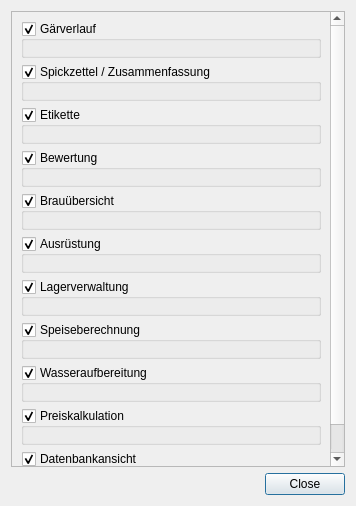
First picture: the form in kleiner-brauhelfer/dialogs/dlgmodule.ui, repository kleiner-brauhelfer/kleiner-brauhelfer-2, before the edit.
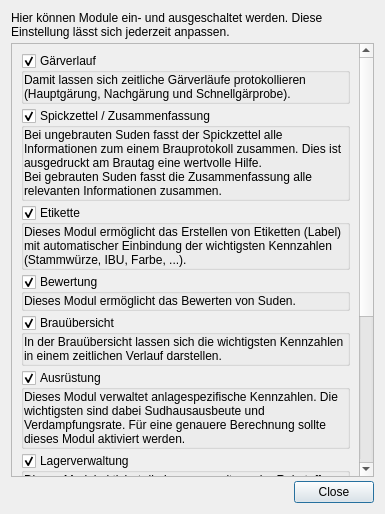
Second picture: the form after the edit.

```diff
--- a/kleiner-brauhelfer/dialogs/dlgmodule.ui
+++ b/kleiner-brauhelfer/dialogs/dlgmodule.ui
@@ -6,8 +6,8 @@
    <rect>
     <x>0</x>
     <y>0</y>
-    <width>356</width>
-    <height>506</height>
+    <width>385</width>
+    <height>514</height>
    </rect>
   </property>
   <property name="windowTitle">
@@ -15,8 +15,18 @@
   </property>
   <layout class="QVBoxLayout" name="verticalLayout_3">
    <property name="spacing">
-    <number>6</number>
+    <number>4</number>
    </property>
+   <item>
+    <widget class="QLabel" name="label_12">
+     <property name="text">
+      <string>Hier können Module ein- und ausgeschaltet werden. Diese Einstellung lässt sich jederzeit anpassen.</string>
+     </property>
+     <property name="wordWrap">
+      <bool>true</bool>
+     </property>
+    </widget>
+   </item>
    <item>
     <widget class="QScrollArea" name="scrollArea">
      <property name="widgetResizable">
@@ -27,13 +37,13 @@
        <rect>
         <x>0</x>
         <y>0</y>
-        <width>336</width>
-        <height>458</height>
+        <width>351</width>
+        <height>675</height>
        </rect>
       </property>
       <layout class="QVBoxLayout" name="verticalLayout_4">
        <property name="spacing">
-        <number>6</number>
+        <number>4</number>
        </property>
        <item>
         <widget class="QGroupBox" name="gbModuleGaerverlauf">
@@ -62,7 +72,10 @@
           <item>
            <widget class="QLabel" name="label">
             <property name="text">
-             <string/>
+             <string>Damit lassen sich zeitliche Gärverläufe protokollieren (Hauptgärung, Nachgärung und Schnellgärprobe).</string>
+            </property>
+            <property name="wordWrap">
+             <bool>true</bool>
             </property>
            </widget>
           </item>
@@ -96,7 +109,11 @@
           <item>
            <widget class="QLabel" name="label_2">
             <property name="text">
-             <string/>
+             <string>Bei ungebrauten Suden fasst der Spickzettel alle Informationen zum einem Brauprotokoll zusammen. Dies ist ausgedruckt am Brautag eine wertvolle Hilfe.
+Bei gebrauten Suden fasst die Zusammenfassung alle relevanten Informationen zusammen.</string>
+            </property>
+            <property name="wordWrap">
+             <bool>true</bool>
             </property>
            </widget>
           </item>
@@ -130,7 +147,10 @@
           <item>
            <widget class="QLabel" name="label_3">
             <property name="text">
-             <string/>
+             <string>Dieses Modul ermöglicht das Erstellen von Etiketten (Label) mit automatischer Einbindung der wichtigsten Kennzahlen (Stammwürze, IBU, Farbe, ...).</string>
+            </property>
+            <property name="wordWrap">
+             <bool>true</bool>
             </property>
            </widget>
           </item>
@@ -164,7 +184,10 @@
           <item>
            <widget class="QLabel" name="label_4">
             <property name="text">
-             <string/>
+             <string>Dieses Modul ermöglicht das Bewerten von Suden.</string>
+            </property>
+            <property name="wordWrap">
+             <bool>true</bool>
             </property>
            </widget>
           </item>
@@ -198,7 +221,10 @@
           <item>
            <widget class="QLabel" name="label_5">
             <property name="text">
-             <string/>
+             <string>In der Brauübersicht lassen sich die wichtigsten Kennzahlen in einem zeitlichen Verlauf darstellen.</string>
+            </property>
+            <property name="wordWrap">
+             <bool>true</bool>
             </property>
            </widget>
           </item>
@@ -232,7 +258,10 @@
           <item>
            <widget class="QLabel" name="label_6">
             <property name="text">
-             <string/>
+             <string>Dieses Modul verwaltet anlagespezifische Kennzahlen. Die wichtigsten sind dabei Sudhausausbeute und Verdampfungsrate. Für eine genauere Berechnung sollte dieses Modul aktiviert werden.</string>
+            </property>
+            <property name="wordWrap">
+             <bool>true</bool>
             </property>
            </widget>
           </item>
@@ -266,7 +295,10 @@
           <item>
            <widget class="QLabel" name="label_10">
             <property name="text">
-             <string/>
+             <string>Dieses Modul aktiviert die Lagerverwaltung der Rohstoffe. </string>
+            </property>
+            <property name="wordWrap">
+             <bool>true</bool>
             </property>
            </widget>
           </item>
@@ -300,7 +332,10 @@
           <item>
            <widget class="QLabel" name="label_11">
             <property name="text">
-             <string/>
+             <string>Dieses Modul aktiviert die Speiseberechnung für die Karbonisierung (Nachgärung).</string>
+            </property>
+            <property name="wordWrap">
+             <bool>true</bool>
             </property>
            </widget>
           </item>
@@ -334,7 +369,10 @@
           <item>
            <widget class="QLabel" name="label_7">
             <property name="text">
-             <string/>
+             <string>Dieses Modul hilft bei der Wasseraufbereitung und kalkuliert die Wasserprofile.</string>
+            </property>
+            <property name="wordWrap">
+             <bool>true</bool>
             </property>
            </widget>
           </item>
@@ -368,7 +406,10 @@
           <item>
            <widget class="QLabel" name="label_8">
             <property name="text">
-             <string/>
+             <string>Dieses Modul berechnet den Preis pro Liter Bier. Voraussetzung ist die Eingabe alle Rohstoffpreise.</string>
+            </property>
+            <property name="wordWrap">
+             <bool>true</bool>
             </property>
            </widget>
           </item>
@@ -402,26 +443,16 @@
           <item>
            <widget class="QLabel" name="label_9">
             <property name="text">
-             <string/>
+             <string>Dieses Modul zeigt die grundlegende Datenbank an. Mit ihm lässt sich die Datenbank direkt manipulieren.</string>
+            </property>
+            <property name="wordWrap">
+             <bool>true</bool>
             </property>
            </widget>
           </item>
          </layout>
         </widget>
        </item>
-       <item>
-        <spacer name="verticalSpacer">
-         <property name="orientation">
-          <enum>Qt::Vertical</enum>
-         </property>
-         <property name="sizeHint" stdset="0">
-          <size>
-           <width>20</width>
-           <height>40</height>
-          </size>
-         </property>
-        </spacer>
-       </item>
       </layout>
      </widget>
     </widget>
```
